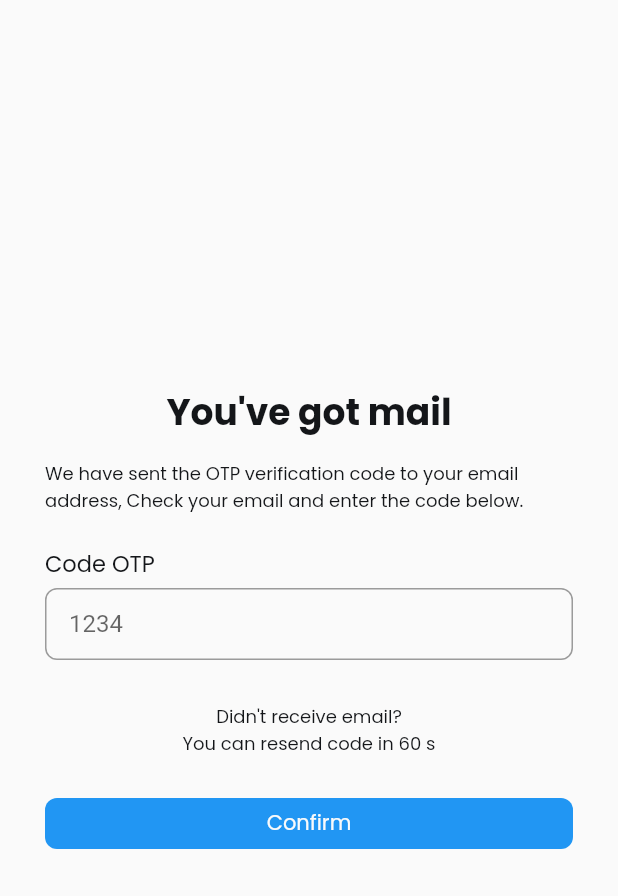
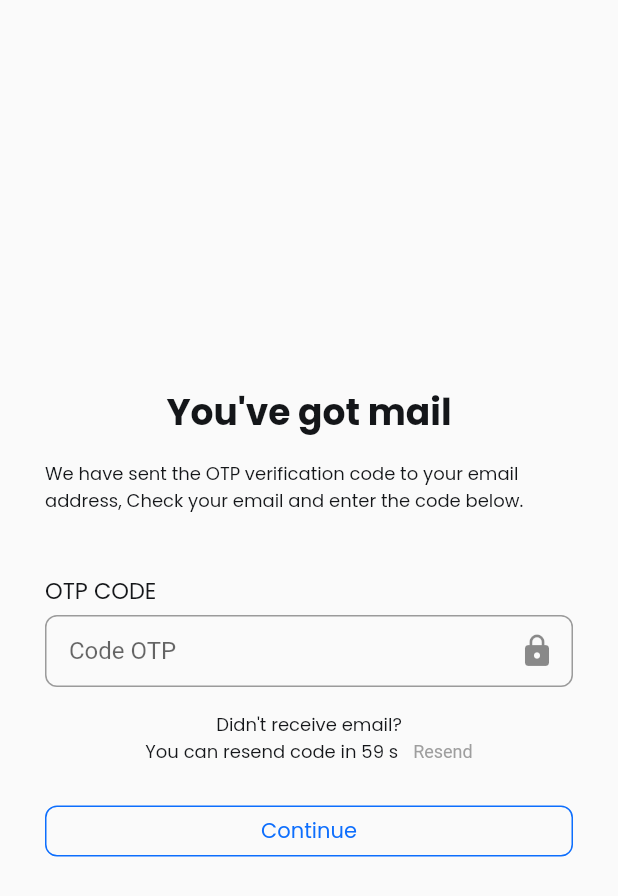
Before and after one commit to Capstone-Project-Kelompok-11/frontend-mobile-flutter, a Flutter app: the OTPScreen screen opened directly, on a phone screen of 412 x 824 dp. Shown: the top 896 px of the screen. Run offline on Flutter 3.47's test engine with Material 2 defaults, Android fonts, the phone set to English and light mode, and no system bars; our stand-ins replace carousel_slider, cool_alert, dio, email_validator, file_picker, flutter_rating_bar and 5 more; missing offline and left inert: email_otp, simple_animation_progress_bar; accounts and stored records are empty.

Commit message:
update forgot pass

```diff
--- /dev/null
+++ b/lib/View/widgets/forgot_password/forgot_password_widget.dart
@@ -0,0 +1,56 @@
+import 'package:flutter/material.dart';
+import 'package:lms_apps/View/screens/theme/theme.dart';
+
+Widget textFormFieldWidget({
+  required String title,
+  required String hintText,
+  required String errorMessage,
+  required bool isValidTextField,
+  required Function(String)? onChanged,
+  bool isObsucreText = false,
+  Widget? prefixIcon,
+  Widget? suffixIcon,
+  TextEditingController? controller,
+  TextInputType keyboardType = TextInputType.text,
+}) {
+  return Column(
+    crossAxisAlignment: CrossAxisAlignment.start,
+    children: [
+      const SizedBox(height: 15),
+      Text(
+        title,
+        style: blackTextStyle.copyWith(
+          fontSize: 15,
+          fontWeight: FontWeight.w400,
+        ),
+      ),
+      const SizedBox(height: 5),
+      TextFormField(
+        controller: controller,
+        onChanged: onChanged,
+        obscureText: isObsucreText,
+        keyboardType: keyboardType,
+        decoration: InputDecoration(
+          prefixIcon: prefixIcon,
+          suffixIcon: suffixIcon,
+          contentPadding: const EdgeInsets.only(left: 16),
+          hintText: hintText,
+          border: OutlineInputBorder(
+            borderRadius: BorderRadius.circular(8),
+          ),
+        ),
+      ),
+      if (!isValidTextField)
+        Padding(
+          padding: const EdgeInsets.only(left: 5, top: 5),
+          child: Text(
+            errorMessage,
+            style: const TextStyle(
+              color: Colors.red,
+              fontSize: 12,
+            ),
+          ),
+        ),
+    ],
+  );
+}
--- a/lib/View/widgets/forgot_password/otp_screen.dart
+++ b/lib/View/widgets/forgot_password/otp_screen.dart
@@ -1,8 +1,17 @@
 // ignore_for_file: camel_case_types
 
+import 'dart:async';
+
+// import 'package:email_otp/email_otp.dart';
 import 'package:flutter/material.dart';
 import 'package:lms_apps/View/screens/new_password_screen.dart';
+// import 'package:lms_apps/View/screens/new_OTP_screen.dart';
 import 'package:lms_apps/View/screens/theme/theme.dart';
+// import 'package:lms_apps/ViewModels/forgot_password_view_model.dart';
+import 'package:lms_apps/ViewModels/otp_view_model.dart';
+import 'package:provider/provider.dart';
+// import 'buttonWidget.dart';
+import 'forgot_password_widget.dart';
 
 class otp_screen extends StatefulWidget {
   const otp_screen({super.key});
@@ -12,8 +21,47 @@ class otp_screen extends StatefulWidget {
 }
 
 class _otp_screenState extends State<otp_screen> {
+  Timer? _timer;
+  int _secondsRemaining = 60;
+
+  @override
+  void initState() {
+    super.initState();
+    startTimer();
+  }
+
+  void startTimer() {
+    const oneSec = Duration(seconds: 1);
+    _timer = Timer.periodic(oneSec, (Timer timer) {
+      setState(() {
+        if (_secondsRemaining < 1) {
+          timer.cancel();
+          // Tindakan yang ingin Anda lakukan setelah timer berakhir
+        } else {
+          _secondsRemaining--;
+        }
+      });
+    });
+  }
+
+  void resendCode() {
+    // Perform the action to resend the code here
+    // Reset the timer and update the remaining seconds
+    setState(() {
+      _secondsRemaining = 60;
+      startTimer();
+    });
+  }
+
+  @override
+  void dispose() {
+    _timer?.cancel();
+    super.dispose();
+  }
+
   @override
   Widget build(BuildContext context) {
+    OTPProvider otpProvider = Provider.of<OTPProvider>(context);
     return SingleChildScrollView(
       child: Container(
         margin: const EdgeInsets.only(top: 257, left: 30, right: 30),
@@ -31,37 +79,100 @@ class _otp_screenState extends State<otp_screen> {
               style: blackTextStyle.copyWith(fontSize: 12, fontWeight: small),
             ),
             const SizedBox(
-              height: 6,
+              height: 24,
             ),
-            SizedBox(
+            Padding(
+              padding: const EdgeInsets.only(bottom: 16),
+              child: SizedBox(
                 child: Column(
                   mainAxisAlignment: MainAxisAlignment.start,
                   crossAxisAlignment: CrossAxisAlignment.start,
                   children: [
                     textFormFieldWidget(
-                    title: 'Code OTP',
-                    hintText: '1234',
+                      onChanged: (value) {
+                        otpProvider.validateOTP(value);
+                      },
+                      isObsucreText: otpProvider.isHideOTP,
+                      isValidTextField: otpProvider.isOTPValid,
+                      errorMessage: otpProvider.errorOTPMessage,
+                      hintText: 'Code OTP',
+                      controller: otpProvider.otpController,
+                      suffixIcon: IconButton(
+                        onPressed: () {
+                          otpProvider.showHideOTP();
+                        },
+                        icon: otpProvider.isHideOTP
+                            ? const Icon(Icons.lock)
+                            : const Icon(
+                                Icons.lock_open,
+                              ),
+                      ),
+                      title: 'OTP CODE',
+                      keyboardType: TextInputType.number,
                     ),
                   ],
                 ),
               ),
-            const SizedBox(
-              height: 29,
             ),
+            Column(
+              children: [
+                Align(
+                  alignment: Alignment.center,
+                  child: Text(
+                    "Didn't receive email?",
+                    style: blackTextStyle.copyWith(
+                        fontSize: 12, fontWeight: small),
+                  ),
+                ),
+                Row(
+                  mainAxisAlignment: MainAxisAlignment.center,
+                  children: [
                     Text(
-              "Didn't receive email?",
-              style: blackTextStyle.copyWith(fontSize: 12, fontWeight: small),
+                      "You can resend code in $_secondsRemaining s",
+                      style: blackTextStyle.copyWith(
+                          fontSize: 12, fontWeight: small),
                     ),
-            Text(
-              "You can resend code in 60 s",
-              style: blackTextStyle.copyWith(fontSize: 12, fontWeight: small),
+                    SizedBox(width: 10),
+                    InkWell(
+                      onTap: _secondsRemaining > 0 ? null : resendCode,
+                      child: Text(
+                        "Resend",
+                        style: TextStyle(
+                          fontSize: 12,
+                          fontWeight: small,
+                          color:
+                              _secondsRemaining > 0 ? Colors.grey : Colors.blue,
+                        ),
+                      ),
+                    ),
+                  ],
+                ),
+              ],
             ),
             const SizedBox(
               height: 27,
             ),
-            Padding(
-              padding: const EdgeInsets.only(bottom: 16),
-              child: InkWell(
+            // buttonWidget(
+            //   onTap: () async {
+            //     print(otpProvider.otpController.text);
+            //     if (await myauth.verifyOTP(
+            //             otp: otpProvider.otpController.text) ==
+            //         true) {
+            //       ScaffoldMessenger.of(context).showSnackBar(const SnackBar(
+            //         content: Text("OTP is verified"),
+            //       ));
+            //     } else {
+            //       ScaffoldMessenger.of(context).showSnackBar(const SnackBar(
+            //         content: Text("Invalid OTP"),
+            //       ));
+            //     }
+            //   },
+            //   title: 'Confirm',
+            //   color: blueColor,
+            //   textColor:
+            //       whiteTextStyle.copyWith(fontSize: 14, fontWeight: regular),
+            // )
+            InkWell(
               onTap: () {
                 Navigator.push(
                   context,
@@ -75,54 +186,17 @@ class _otp_screenState extends State<otp_screen> {
                 height: 34,
                 decoration: BoxDecoration(
                     borderRadius: BorderRadius.circular(8),
-                      color: Colors.blue),
+                    border: Border.all(color: blueColor)),
                 child: Center(
                     child: Text(
-                    "Confirm",
-                    style: whiteTextStyle,
+                  "Continue",
+                  style: blueTextStyle,
                 )),
               ),
-              ),
-            ),
-            const SizedBox(
-              height: 251,
             ),
           ],
         ),
       ),
     );
   }
-
-  Widget textFormFieldWidget({
-    required String title,
-    required String hintText,
-    Widget? prefixIcon,
-    Widget? suffixIcon,
-  }) {
-    return Column(
-      crossAxisAlignment: CrossAxisAlignment.start,
-      children: [
-        const SizedBox(height: 15),
-        Text(
-          title,
-          style: blackTextStyle.copyWith(
-            fontSize: 15,
-            fontWeight: FontWeight.w400,
-          ),
-        ),
-        const SizedBox(height: 5),
-        TextFormField(
-          decoration: InputDecoration(
-            prefixIcon: prefixIcon,
-            suffixIcon: suffixIcon,
-            contentPadding: const EdgeInsets.only(left: 16),
-            hintText: hintText,
-            border: OutlineInputBorder(
-              borderRadius: BorderRadius.circular(8),
-            ),
-          ),
-        ),
-      ],
-    );
 }
-}
--- a/lib/View/widgets/register/register_body.dart
+++ b/lib/View/widgets/register/register_body.dart
@@ -6,7 +6,6 @@ import 'package:lms_apps/View/screens/login_screen.dart';
 import 'package:lms_apps/View/screens/theme/theme.dart';
 import 'package:lms_apps/View/widgets/login/login_widget.dart';
 import 'package:lms_apps/View/widgets/register/buttonWidget.dart';
-// import 'package:lms_apps/View/widgets/register/register_widget.dart';
 import 'package:lms_apps/ViewModels/register_view_model.dart';
 import 'package:provider/provider.dart';
 
@@ -159,7 +158,7 @@ class _registration_screenState extends State<registration_screen> {
                               },
                               controller:
                                   registerProvider.confirmPasswordController,
-                              title: 'Password',
+                              title: 'Confirm Password',
                               hintText: '*****',
                               errorMessage:
                                   registerProvider.errorConfirmPasswordMessage,
--- /dev/null
+++ b/lib/ViewModels/otp_view_model.dart
@@ -0,0 +1,55 @@
+// ignore_for_file: non_constant_identifier_names
+
+import 'package:flutter/material.dart';
+// import 'package:flutter_application_2/screen/dashboard_screen.dart';
+// import 'package:flutter_application_2/screen/register_with_provider_page.dart';
+// import 'package:flutter_application_2/utils/shared_pref.dart';
+
+class OTPProvider with ChangeNotifier {
+  TextEditingController otpController = TextEditingController();
+ // otp provider
+  String _OTP = "";
+  String get OTP => _OTP;
+
+  bool _isOTPValid = true;
+  bool get isOTPValid => _isOTPValid;
+
+  String _errorOTPMessage = "";
+  String get errorOTPMessage => _errorOTPMessage;
+
+  bool _isHideOTP = true;
+  bool get isHideOTP => _isHideOTP;
+
+  bool _isButtonOTPValid = false;
+  bool get isButtonOTPValid => _isButtonOTPValid;
+
+  void validateOTP(String value) {
+    _OTP = value;
+    if (_OTP.isEmpty) {
+      _errorOTPMessage = "Code OTP Tidak Boleh Kosong";
+      _isOTPValid = false;
+      _isButtonOTPValid = false;
+    } else {
+      int? otpValue = int.tryParse(_OTP);
+      if (otpValue == null) {
+        _errorOTPMessage = "Code OTP Harus Berupa Angka";
+        _isOTPValid = false;
+        _isButtonOTPValid = false;
+      } else if (_OTP.length > 4) {
+        _errorOTPMessage = "Code OTP tidak lebih dari 4";
+        _isOTPValid = false;
+        _isButtonOTPValid = false;
+      } else {
+        _isButtonOTPValid = true;
+        _isOTPValid = true;
+      }
+    }
+    print(_isButtonOTPValid);
+    notifyListeners();
+  }
+
+  void showHideOTP() {
+    _isHideOTP = !_isHideOTP;
+    notifyListeners();
+  }
+}
--- a/pubspec.yaml
+++ b/pubspec.yaml
@@ -52,7 +52,8 @@ dependencies:
   intl: ^0.18.1
   email_validator: ^2.1.17
   http_status_code: ^0.0.2
-
+  email_otp: ^2.0.1
+  flutter_timer_countdown: ^1.0.5
 
 dev_dependencies:
   flutter_test:
```
Also changed, not shown: lib/View/widgets/forgot_password/buttonWidget.dart (added, +46 -0 lines), lib/View/widgets/forgot_password/forgot_password.dart (+48 -60 lines), lib/ViewModels/forgot_password_view_model.dart (added, +58 -0 lines), lib/ViewModels/register_view_model.dart (+0 -10 lines), lib/main.dart (+8 -0 lines), lib/ViewModels/new_password_view_model.dart (added), pubspec.lock. Lines whose indentation alone changed are shown as unchanged.
